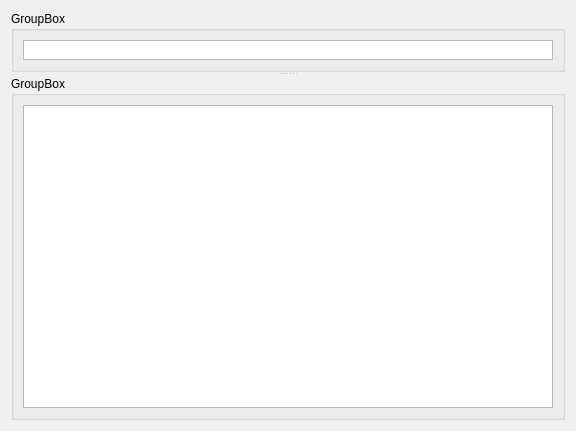
Above: Test.ui from jingjing1989/YouYoQt before the change. Below: the same form after it.
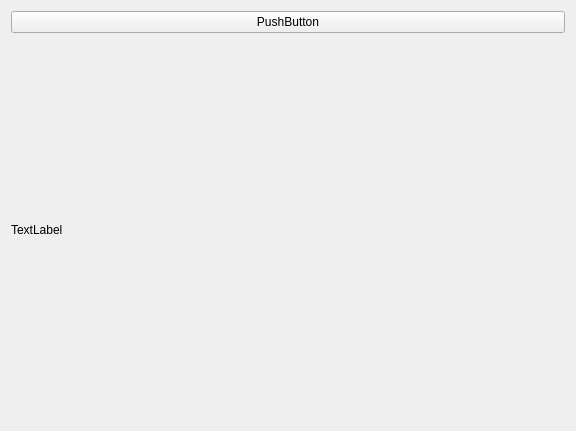
That is the form after the change.

What changed in the file:
```diff
--- a/Test.ui
+++ b/Test.ui
@@ -14,38 +14,18 @@
    <string>Form</string>
   </property>
   <layout class="QGridLayout" name="gridLayout_3">
-   <item row="0" column="0">
-    <widget class="QSplitter" name="splitter">
-     <property name="orientation">
-      <enum>Qt::Vertical</enum>
+   <item row="2" column="0">
+    <widget class="QLabel" name="label">
+     <property name="text">
+      <string>TextLabel</string>
      </property>
-     <widget class="QGroupBox" name="groupBox">
-      <property name="title">
-       <string>GroupBox</string>
-      </property>
-      <layout class="QGridLayout" name="gridLayout">
-       <item row="0" column="0">
-        <widget class="QTableView" name="tableView">
-         <property name="sizePolicy">
-          <sizepolicy hsizetype="Ignored" vsizetype="Ignored">
-           <horstretch>0</horstretch>
-           <verstretch>0</verstretch>
-          </sizepolicy>
-         </property>
-        </widget>
-       </item>
-      </layout>
-     </widget>
-     <widget class="QGroupBox" name="groupBox_2">
-      <property name="title">
-       <string>GroupBox</string>
-      </property>
-      <layout class="QGridLayout" name="gridLayout_2">
-       <item row="0" column="0">
-        <widget class="QTableView" name="tableView_2"/>
-       </item>
-      </layout>
-     </widget>
+    </widget>
+   </item>
+   <item row="1" column="0">
+    <widget class="QPushButton" name="pushButton">
+     <property name="text">
+      <string>PushButton</string>
+     </property>
     </widget>
    </item>
   </layout>
```
Left out of the diff: 19 changed lines with no effect on the pictures.
